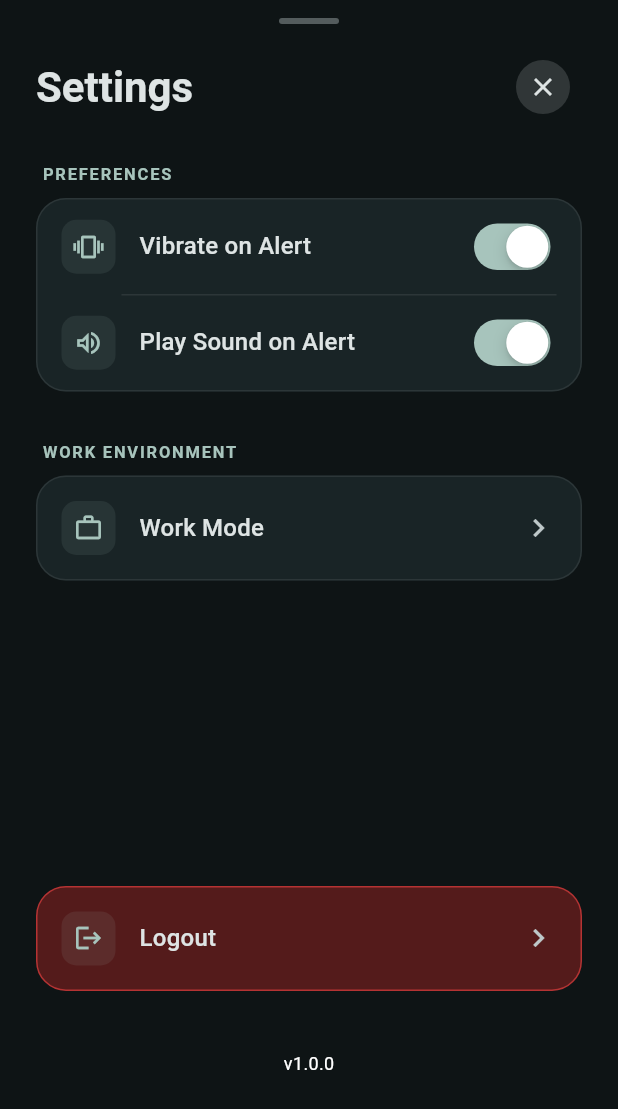
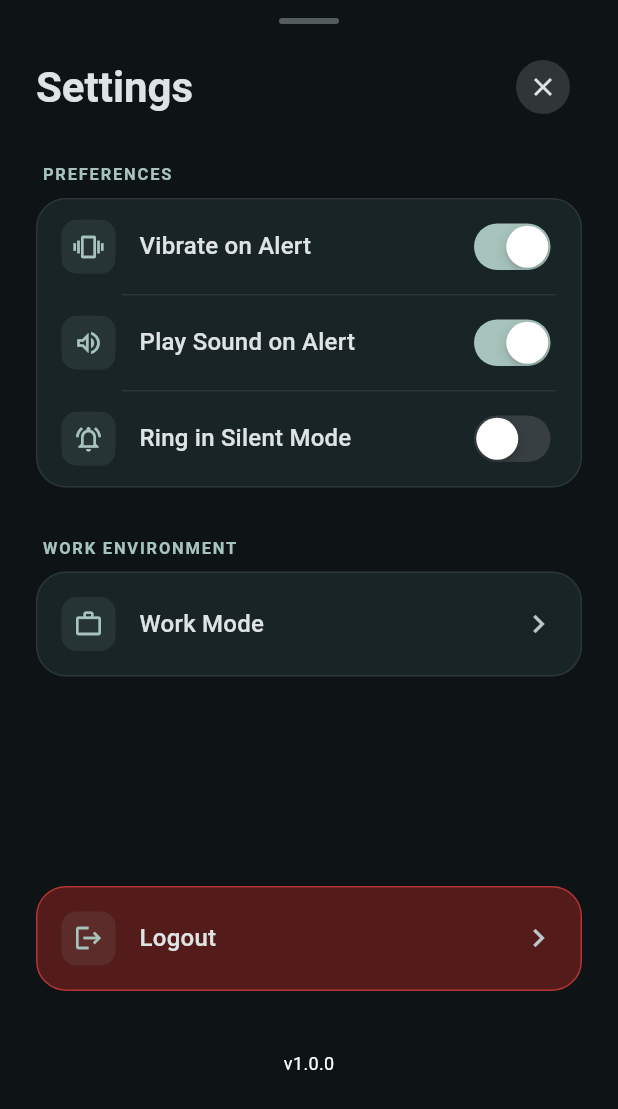
Before and after one commit to Pramodpal333/breakly, a Flutter app: the SettingsBottomSheet widget shown alone on an empty page, opened directly, on a phone screen of 412 x 824 dp. Shown: the top 1109 px of the screen. Run offline on Flutter 3.47's test engine with Material 3 defaults, Android fonts, the phone set to English and light mode, and no system bars; our stand-ins replace audioplayers, equatable, flutter_bloc, flutter_card_swiper, flutter_dotenv, flutter_svg and 6 more; missing offline and left inert: freerasp, store_checker; accounts and stored records are empty; statements that could not run were skipped.

Commit message:
feat: Add option to play alert sound in silent mode and update app version.

```diff
--- a/lib/core/services/preferences_service.dart
+++ b/lib/core/services/preferences_service.dart
@@ -59,6 +59,8 @@ class PreferencesService {
     await _prefs.setBool(_vibrateOnAlertKey, value);
   }
 
+  static const String _ringInSilentModeKey = 'ring_in_silent_mode';
+
   /// Checks if sound should be played on alert. Defaults to true.
   bool get playSoundOnAlert => _prefs.getBool(_playSoundOnAlertKey) ?? true;
 
@@ -66,4 +68,12 @@ class PreferencesService {
   Future<void> setPlaySoundOnAlert(bool value) async {
     await _prefs.setBool(_playSoundOnAlertKey, value);
   }
+
+  /// Checks if ringtone should play even in silent mode. Defaults to false.
+  bool get ringInSilentMode => _prefs.getBool(_ringInSilentModeKey) ?? false;
+
+  /// Sets the silent mode override preference.
+  Future<void> setRingInSilentMode(bool value) async {
+    await _prefs.setBool(_ringInSilentModeKey, value);
+  }
 }
--- a/lib/features/home/widgets/settings_bottom_sheet.dart
+++ b/lib/features/home/widgets/settings_bottom_sheet.dart
@@ -23,6 +23,7 @@ class SettingsBottomSheet extends StatefulWidget {
 class _SettingsBottomSheetState extends State<SettingsBottomSheet> {
   late bool _vibrateOnAlert;
   late bool _playSoundOnAlert;
+  late bool _ringInSilentMode;
 
   @override
   void initState() {
@@ -34,6 +35,7 @@ class _SettingsBottomSheetState extends State<SettingsBottomSheet> {
     final prefs = sl<PreferencesService>();
     _vibrateOnAlert = prefs.vibrateOnAlert;
     _playSoundOnAlert = prefs.playSoundOnAlert;
+    _ringInSilentMode = prefs.ringInSilentMode;
   }
 
   @override
@@ -119,6 +121,19 @@ class _SettingsBottomSheetState extends State<SettingsBottomSheet> {
                         sl<PreferencesService>().setPlaySoundOnAlert(value);
                       },
                     ),
+                    if (_playSoundOnAlert) ...[
+                      _buildDivider(context),
+                      _buildSwitchOption(
+                        context,
+                        title: 'Ring in Silent Mode',
+                        icon: Icons.notifications_active_outlined,
+                        value: _ringInSilentMode,
+                        onChanged: (value) {
+                          setState(() => _ringInSilentMode = value);
+                          sl<PreferencesService>().setRingInSilentMode(value);
+                        },
+                      ),
+                    ],
                   ],
                 ),
 
--- a/pubspec.yaml
+++ b/pubspec.yaml
@@ -16,7 +16,7 @@ publish_to: "none" # Remove this line if you wish to publish to pub.dev
 # https://developer.apple.com/library/archive/documentation/General/Reference/InfoPlistKeyReference/Articles/CoreFoundationKeys.html
 # In Windows, build-name is used as the major, minor, and patch parts
 # of the product and file versions while build-number is used as the build suffix.
-version: 1.0.0+2
+version: 1.0.0+4
 
 environment:
   sdk: ^3.9.2
```
Also changed, not shown: lib/core/services/audio_service.dart (+28 -0 lines), 1 other file.
